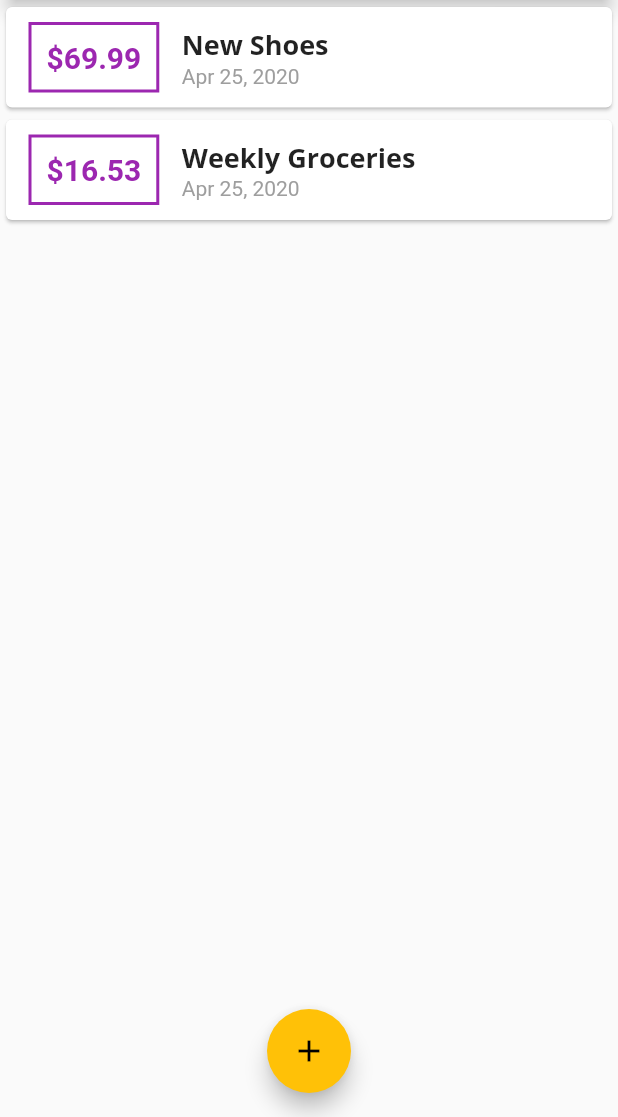
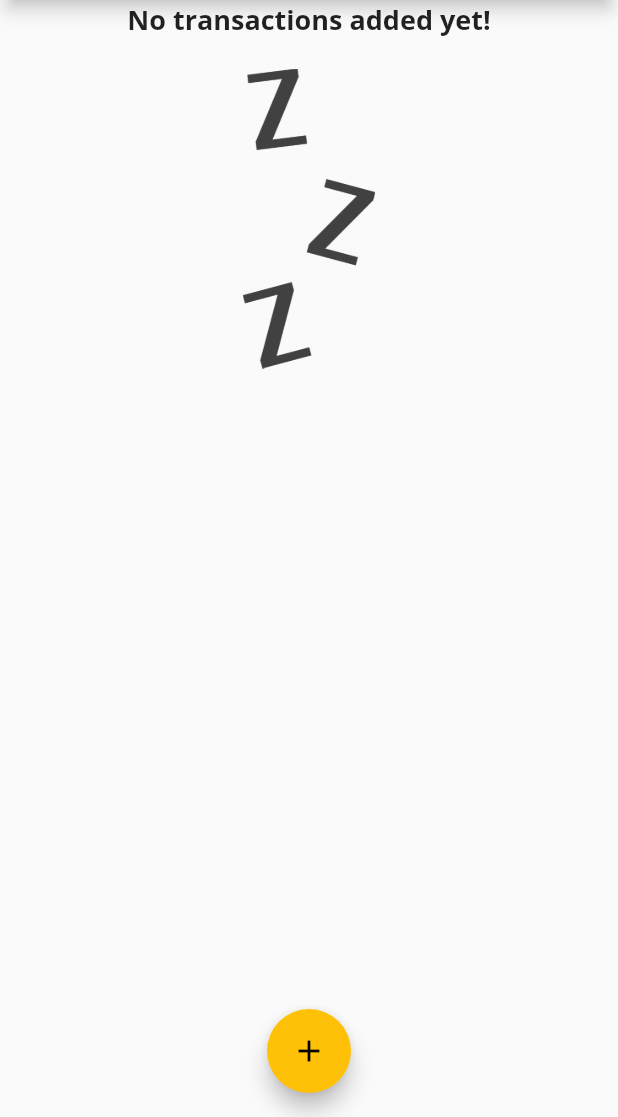
Before and after one commit to gjvpaet/expense-planner, a Flutter app: the screen it shows after launch, on a phone screen of 412 x 824 dp, the part 119-1236 px from its top. Run offline on Flutter 3.47's test engine with Material 2 defaults, Android fonts, the phone set to English and light mode, and no system bars.

```diff
--- a/lib/main.dart
+++ b/lib/main.dart
@@ -46,13 +46,13 @@ class MyHomePage extends StatefulWidget {
 
 class _MyHomePageState extends State<MyHomePage> {
   final List<Transaction> _userTransactions = [
-    Transaction(
-        id: 't1', title: 'New Shoes', amount: 69.99, date: DateTime.now()),
-    Transaction(
-        id: 't2',
-        title: 'Weekly Groceries',
-        amount: 16.53,
-        date: DateTime.now())
+    // Transaction(
+    //     id: 't1', title: 'New Shoes', amount: 69.99, date: DateTime.now()),
+    // Transaction(
+    //     id: 't2',
+    //     title: 'Weekly Groceries',
+    //     amount: 16.53,
+    //     date: DateTime.now())
   ];
 
   void _addNewTransaction(String txTitle, double txAmount) {
--- a/lib/widgets/transactionList.dart
+++ b/lib/widgets/transactionList.dart
@@ -12,7 +12,26 @@ class TransactionList extends StatelessWidget {
   Widget build(BuildContext context) {
     return Container(
       height: 300,
-      child: ListView.builder(
+      child: transactions.isEmpty
+          ? Column(
+              children: <Widget>[
+                Text(
+                  'No transactions added yet!',
+                  style: Theme.of(context).textTheme.title,
+                ),
+                SizedBox(
+                  height: 20,
+                ),
+                Container(
+                  height: 200,
+                  child: Image.asset(
+                    'assets/images/waiting.png',
+                    fit: BoxFit.cover,
+                  ),
+                ),
+              ],
+            )
+          : ListView.builder(
               itemBuilder: (ctx, i) {
                 return Card(
                   child: Row(
--- a/pubspec.yaml
+++ b/pubspec.yaml
@@ -39,8 +39,8 @@ flutter:
   # the material Icons class.
   uses-material-design: true
   # To add assets to your application, add an assets section, like this:
-  # assets:
-  #  - images/a_dot_burr.jpeg
+  assets:
+    - assets/images/waiting.png
   #  - images/a_dot_ham.jpeg
   # An image asset can refer to one or more resolution-specific "variants", see
   # https://flutter.dev/assets-and-images/#resolution-aware.
```
Also changed, not shown: assets/images/waiting.png (added). Lines whose indentation alone changed are shown as unchanged.
